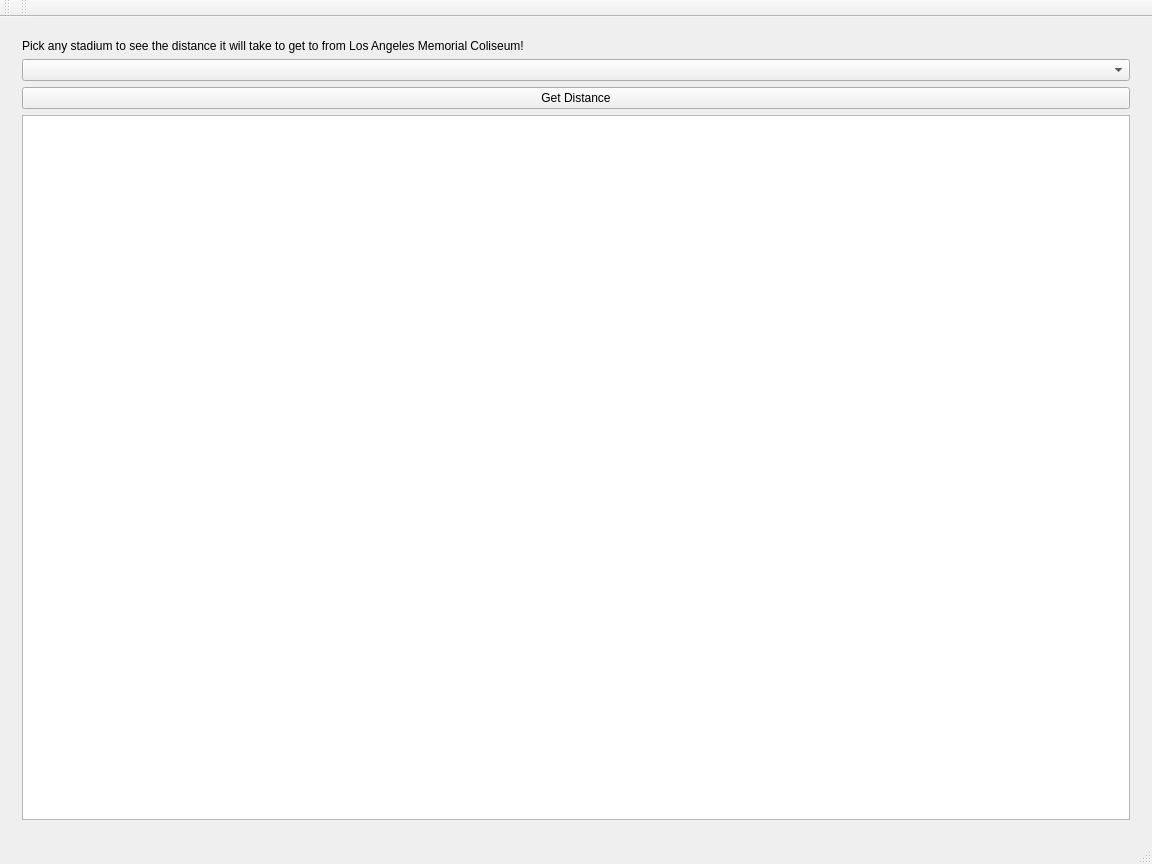
Qt form src/mainwindow.ui (brianclinkenbeard/football) before a commit.
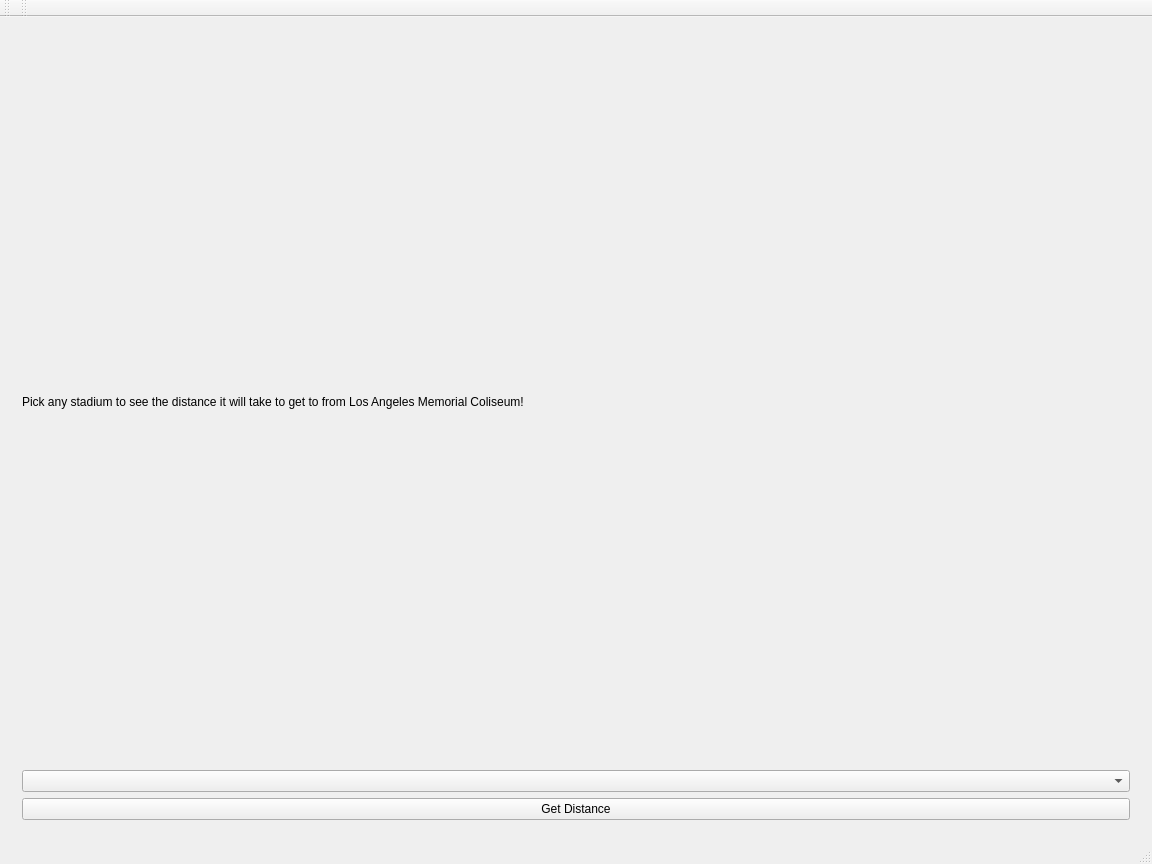
The same form after that commit. The open tabs and pages were chosen to show the change.

What changed in the file:
```diff
--- a/src/mainwindow.ui
+++ b/src/mainwindow.ui
@@ -641,9 +641,6 @@
           </property>
          </widget>
         </item>
-        <item row="3" column="0">
-         <widget class="QTableWidget" name="distance_checker_tableWidget"/>
-        </item>
        </layout>
       </widget>
      </widget>
```
Left out of the diff: 8 changed lines with no effect on the pictures.
